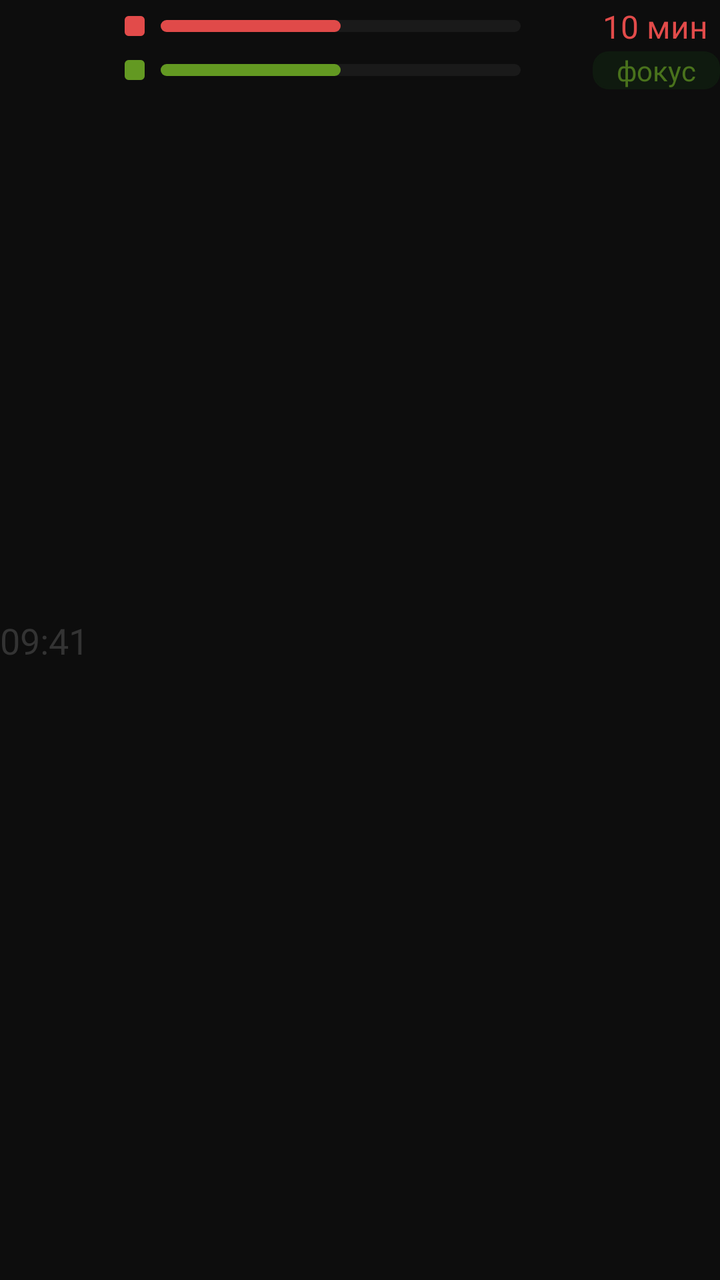
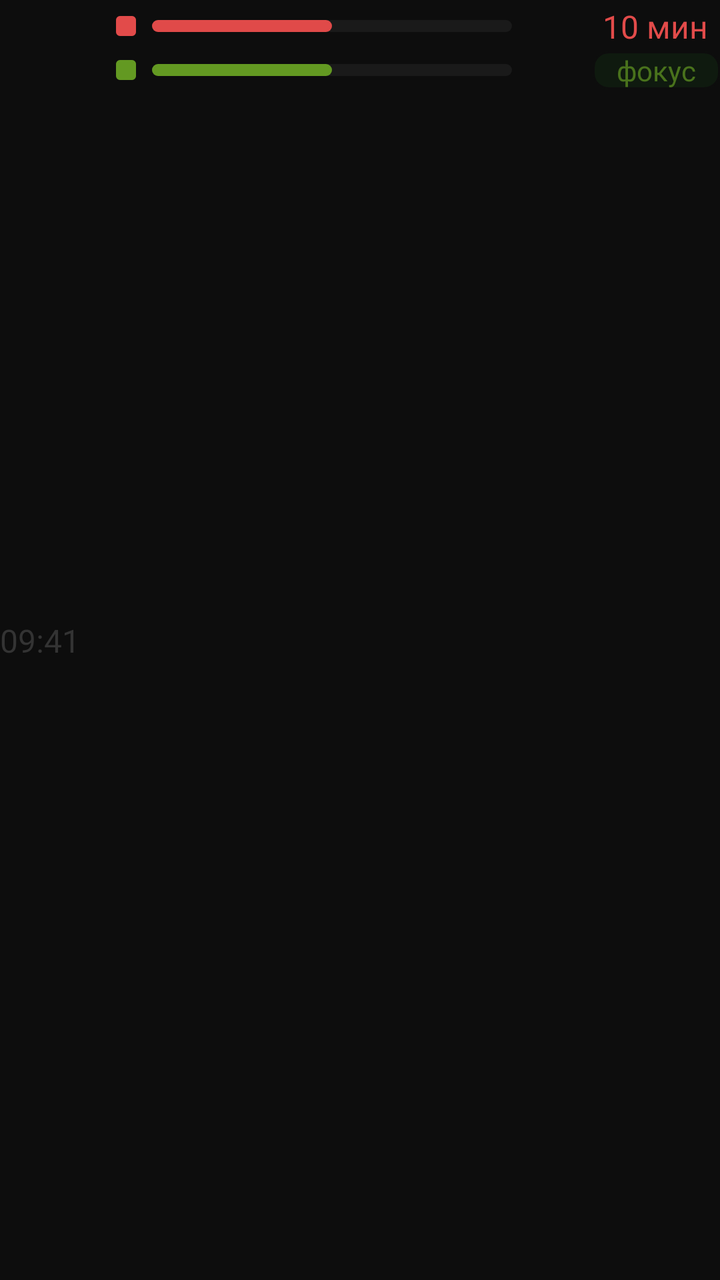

An Android layout rendered at two revisions. The XML below is the earlier revision; the diff shows what the commit changed to produce the second picture.
<!-- AndroidManifest.xml: application theme Theme.BoredomFocus -->
<!-- res/layout/view_session_bars.xml -->
<androidx.constraintlayout.widget.ConstraintLayout xmlns:android="http://schemas.android.com/apk/res/android"
    xmlns:app="http://schemas.android.com/apk/res-auto"
    android:layout_width="match_parent"
    android:layout_height="wrap_content"
    android:background="#0D0D0D">

    <TextView
        android:id="@+id/tvTime"
        android:layout_width="wrap_content"
        android:layout_height="wrap_content"
        android:fontFamily="@font/inter_medium"
        android:text="09:41"
        android:textColor="#333333"
        android:textSize="18sp"
        app:layout_constraintBottom_toBottomOf="parent"
        app:layout_constraintTop_toTopOf="parent" />

    <View
        android:id="@+id/viewDetox"
        android:layout_width="10dp"
        android:layout_height="10dp"
        android:layout_marginTop="8dp"
        android:layout_marginStart="18dp"
        android:background="@drawable/red_detox_square"
        app:layout_constraintStart_toEndOf="@id/tvTime"
        app:layout_constraintTop_toTopOf="parent" />

    <androidx.constraintlayout.widget.ConstraintLayout
        android:id="@+id/detoxBarContainer"
        android:layout_width="180dp"
        android:layout_height="6dp"
        android:layout_marginStart="8dp"
        android:background="@drawable/bg_progress_gray"
        app:layout_constraintTop_toTopOf="@id/viewDetox"
        app:layout_constraintBottom_toBottomOf="@id/viewDetox"
        app:layout_constraintStart_toEndOf="@id/viewDetox">

        <View
            android:id="@+id/viewDetoxProgress"
            android:layout_width="0dp"
            android:layout_height="0dp"
            android:background="@drawable/bg_progress_red"
            app:layout_constraintBottom_toBottomOf="parent"
            app:layout_constraintTop_toTopOf="parent"
            app:layout_constraintWidth_percent="0.5" />

    </androidx.constraintlayout.widget.ConstraintLayout>

    <TextView
        android:id="@+id/tvSessionDetoxWord"
        android:layout_width="wrap_content"
        android:layout_height="wrap_content"
        android:fontFamily="@font/inter_medium"
        android:text="10 мин"
        android:textColor="@color/red_basic"
        android:textSize="16sp"
        android:layout_marginEnd="6dp"
        app:layout_constraintBottom_toBottomOf="@+id/detoxBarContainer"
        app:layout_constraintEnd_toEndOf="parent"
        app:layout_constraintTop_toTopOf="@+id/detoxBarContainer" />

    <View
        android:id="@+id/viewFocus"
        android:layout_width="10dp"
        android:layout_height="10dp"
        android:layout_marginTop="12dp"
        android:layout_marginStart="18dp"
        android:background="@drawable/green_focus_square"
        app:layout_constraintStart_toEndOf="@id/tvTime"
        app:layout_constraintTop_toBottomOf="@id/viewDetox" />

    <androidx.constraintlayout.widget.ConstraintLayout
        android:id="@+id/focusBarContainer"
        android:layout_width="180dp"
        android:layout_height="6dp"
        android:background="@drawable/bg_progress_gray"
        android:layout_marginStart="8dp"
        app:layout_constraintTop_toTopOf="@id/viewFocus"
        app:layout_constraintBottom_toBottomOf="@id/viewFocus"
        app:layout_constraintStart_toEndOf="@id/viewFocus">

        <View
            android:id="@+id/viewFocusProgress"
            android:layout_width="0dp"
            android:layout_height="0dp"
            android:background="@drawable/bg_progress_green"
            app:layout_constraintBottom_toBottomOf="parent"
            app:layout_constraintTop_toTopOf="parent"
            app:layout_constraintWidth_percent="0.5" />
    </androidx.constraintlayout.widget.ConstraintLayout>

    <TextView
        android:id="@+id/tvSessionFocusWord"
        android:layout_width="wrap_content"
        android:layout_height="wrap_content"
        android:fontFamily="@font/inter_medium"
        android:text="14:32"
        android:textColor="@color/green_basic"
        android:textSize="18sp"
        android:layout_marginEnd="6dp"
        app:layout_constraintBottom_toBottomOf="@+id/focusBarContainer"
        app:layout_constraintEnd_toEndOf="parent"
        app:layout_constraintTop_toTopOf="@+id/focusBarContainer" />

    <com.google.android.material.card.MaterialCardView
        android:id="@+id/cardDescription"
        android:layout_width="wrap_content"
        android:layout_height="wrap_content"
        android:backgroundTint="@color/green_bg"
        app:cardCornerRadius="8dp"
        app:strokeColor="@color/green_bg"
        app:layout_constraintBottom_toBottomOf="@+id/focusBarContainer"
        app:layout_constraintEnd_toEndOf="parent"
        app:layout_constraintTop_toTopOf="@+id/focusBarContainer" >

        <TextView
            android:id="@+id/tvDescription"
            android:layout_width="wrap_content"
            android:layout_height="wrap_content"
            android:alpha="0.7"
            android:fontFamily="@font/inter_medium"
            android:paddingHorizontal="12dp"
            android:text="фокус"
            android:textColor="@color/green_basic"
            android:textSize="14sp" />
    </com.google.android.material.card.MaterialCardView>

</androidx.constraintlayout.widget.ConstraintLayout>
<!-- resources referenced by this layout -->
<resources>
  <color name="green_basic">#639922</color>
  <color name="green_bg">#0F1A0F</color>
  <color name="red_basic">#E24B4A</color>
  <!-- drawable bg_progress_gray (drawable) -->
  <?xml version="1.0" encoding="utf-8"?>
  <shape xmlns:android="http://schemas.android.com/apk/res/android" android:shape="rectangle">
  
      <solid android:color="#1A1A1A"/>
      <size android:height="8dp" android:width="32dp"/>
      <corners android:radius="4dp"/>
  
  </shape>
  <!-- drawable bg_progress_green (drawable) -->
  <?xml version="1.0" encoding="utf-8"?>
  <shape xmlns:android="http://schemas.android.com/apk/res/android" android:shape="rectangle">
  
      <solid android:color="#639922"/>
      <size android:height="8dp" android:width="32dp"/>
      <corners android:radius="4dp"/>
  
  </shape>
  <!-- drawable bg_progress_red (drawable) -->
  <?xml version="1.0" encoding="utf-8"?>
  <shape xmlns:android="http://schemas.android.com/apk/res/android" android:shape="rectangle">
  
      <solid android:color="#E04A49"/>
      <size android:height="8dp" android:width="32dp"/>
      <corners android:radius="4dp"/>
  
  </shape>
  <!-- drawable green_focus_square (drawable) -->
  <?xml version="1.0" encoding="utf-8"?>
  <shape xmlns:android="http://schemas.android.com/apk/res/android" android:shape="rectangle">
      <size android:width="16dp" android:height="16dp"/>
      <solid android:color="#639922"/>
      <corners android:radius="2dp"/>
  </shape>
  <!-- drawable red_detox_square (drawable) -->
  <?xml version="1.0" encoding="utf-8"?>
  <shape xmlns:android="http://schemas.android.com/apk/res/android" android:shape="rectangle">
      <size android:width="16dp" android:height="16dp"/>
      <solid android:color="#E24B4A"/>
      <corners android:radius="2dp"/>
  </shape>
  <style name="Theme.BoredomFocus" parent="Base.Theme.BoredomFocus" />
  <style name="Base.Theme.BoredomFocus" parent="Theme.Material3.DayNight.NoActionBar">
  
          <item name="android:windowBackground">#0D0D0D</item>
  
          <item name="android:statusBarColor">#0D0D0D</item>
          <item name="android:navigationBarColor">#0D0D0D</item>
  
          <item name="android:windowLightStatusBar">false</item>
          <item name="android:windowLightNavigationBar" tools:targetApi="o_mr1">false</item>
  
          <item name="android:windowDrawsSystemBarBackgrounds">true</item>
          <item name="android:enforceNavigationBarContrast" tools:targetApi="q">false</item>
  
      </style>
</resources>

<!-- the commit's change to res/layout/view_session_bars.xml (unified diff, before → after) -->
@@ -11,7 +11,7 @@
         android:fontFamily="@font/inter_medium"
         android:text="09:41"
         android:textColor="#333333"
-        android:textSize="18sp"
+        android:textSize="16sp"
         app:layout_constraintBottom_toBottomOf="parent"
         app:layout_constraintTop_toTopOf="parent" />
 
@@ -108,7 +108,7 @@
         android:layout_height="wrap_content"
         android:backgroundTint="@color/green_bg"
         app:cardCornerRadius="8dp"
-        app:strokeColor="@color/green_bg"
+        app:strokeColor="#0D0D0D"
         app:layout_constraintBottom_toBottomOf="@+id/focusBarContainer"
         app:layout_constraintEnd_toEndOf="parent"
         app:layout_constraintTop_toTopOf="@+id/focusBarContainer" >
